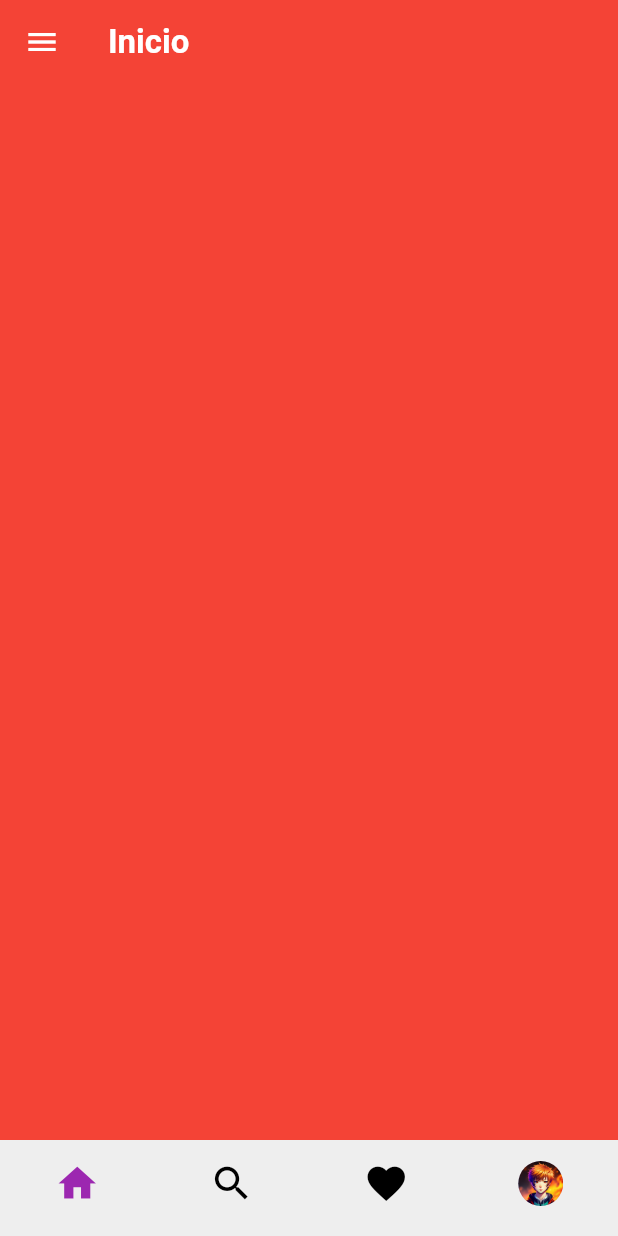
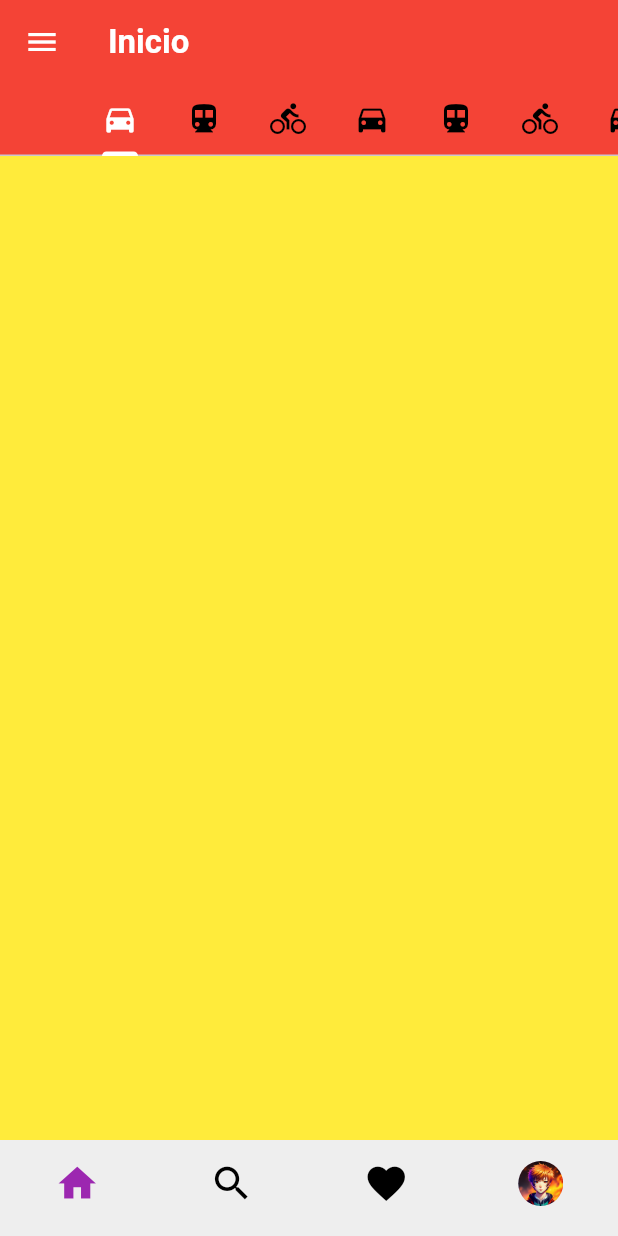
Before and after one commit to ManuViola77/hello_world_flutter, a Flutter app: the screen it shows after launch, on a phone screen of 412 x 824 dp. Run offline on Flutter 3.47's test engine with Material 3 defaults, Android fonts, the phone set to English and light mode, and no system bars.

Commit message:
feat: tabs

```diff
--- a/lib/main.dart
+++ b/lib/main.dart
@@ -194,7 +194,50 @@ class HomePage extends StatelessWidget {
         backgroundColor: Colors.red,
         scaffoldKey: scaffoldKey,
       ),
-      body: Container(color: Colors.red),
+      body: DefaultTabController(
+        length: 10,
+        child: Column(
+          children: [
+            Container(
+              color: Colors.red,
+              child: TabBar(
+                labelColor: Colors.white,
+                unselectedLabelColor: Colors.black,
+                indicatorColor: Colors.white,
+                tabs: const [
+                  Tab(icon: Icon(Icons.directions_car)),
+                  Tab(icon: Icon(Icons.directions_transit)),
+                  Tab(icon: Icon(Icons.directions_bike)),
+                  Tab(icon: Icon(Icons.directions_car)),
+                  Tab(icon: Icon(Icons.directions_transit)),
+                  Tab(icon: Icon(Icons.directions_bike)),
+                  Tab(icon: Icon(Icons.directions_car)),
+                  Tab(icon: Icon(Icons.directions_transit)),
+                  Tab(icon: Icon(Icons.directions_bike)),
+                  Tab(icon: Icon(Icons.directions_car)),
+                ],
+                isScrollable: true,
+              ),
+            ),
+            Expanded(
+              child: TabBarView(
+                children: [
+                  Container(color: Colors.yellow),
+                  Container(color: Colors.blue),
+                  Container(color: Colors.green),
+                  Container(color: Colors.yellow),
+                  Container(color: Colors.blue),
+                  Container(color: Colors.green),
+                  Container(color: Colors.yellow),
+                  Container(color: Colors.blue),
+                  Container(color: Colors.green),
+                  Container(color: Colors.yellow),
+                ]
+              )
+            )
+          ],
+        )
+      ),
     );
   }
 }
```
